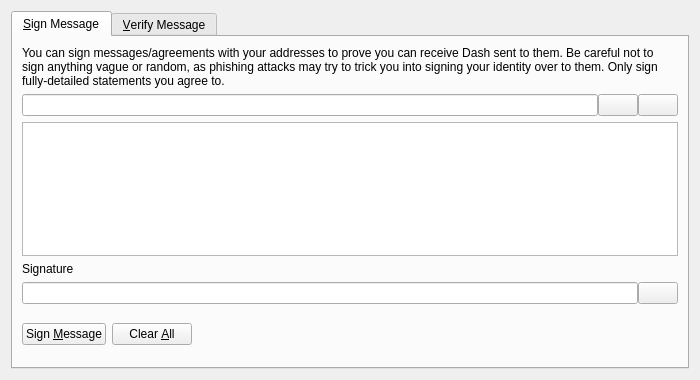
Above: src/qt/forms/signverifymessagedialog.ui from Johnmcbridebitchw/thought before the change. Below: the same form after it.
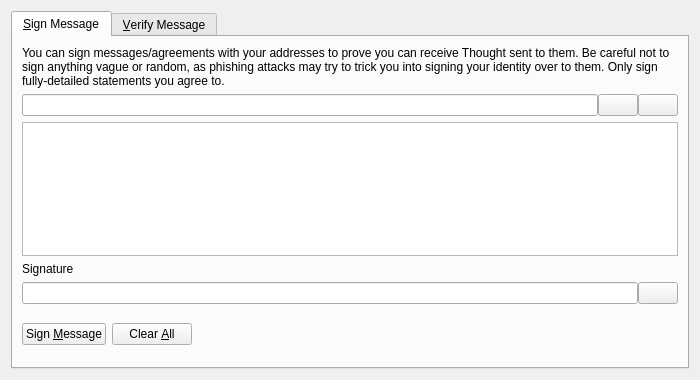
That is the form after the change. Custom widgets are drawn as their Qt base class.

```diff
--- a/src/qt/forms/signverifymessagedialog.ui
+++ b/src/qt/forms/signverifymessagedialog.ui
@@ -30,7 +30,7 @@
        <item>
         <widget class="QLabel" name="infoLabel_SM">
          <property name="text">
-          <string>You can sign messages/agreements with your addresses to prove you can receive Dash sent to them. Be careful not to sign anything vague or random, as phishing attacks may try to trick you into signing your identity over to them. Only sign fully-detailed statements you agree to.</string>
+          <string>You can sign messages/agreements with your addresses to prove you can receive Thought sent to them. Be careful not to sign anything vague or random, as phishing attacks may try to trick you into signing your identity over to them. Only sign fully-detailed statements you agree to.</string>
          </property>
          <property name="textFormat">
           <enum>Qt::PlainText</enum>
```
Left out of the diff: 10 changed lines with no effect on the pictures.
